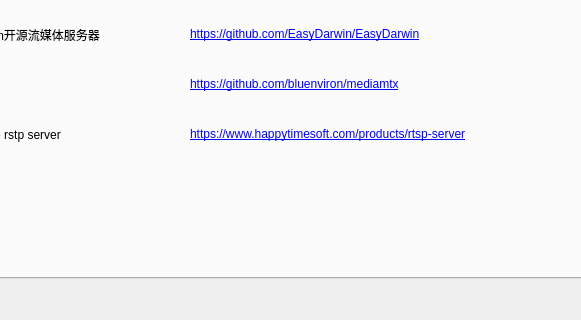
This is qt5/system_settings.ui in mikemelon/lyqNetTools as Qt 5 draws it before an edit; both pictures show x 112 to 693 and y 82 to 402 of the 805 by 402 pixel window. The edited form follows.
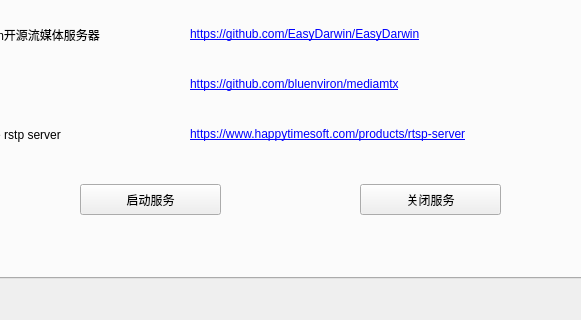
This is the edited form.

```diff
--- a/qt5/system_settings.ui
+++ b/qt5/system_settings.ui
@@ -273,6 +273,32 @@
        <bool>true</bool>
       </property>
      </widget>
+     <widget class="QPushButton" name="start_rtsp_server_btn">
+      <property name="geometry">
+       <rect>
+        <x>190</x>
+        <y>240</y>
+        <width>141</width>
+        <height>31</height>
+       </rect>
+      </property>
+      <property name="text">
+       <string>启动服务</string>
+      </property>
+     </widget>
+     <widget class="QPushButton" name="stop_rtsp_server_button">
+      <property name="geometry">
+       <rect>
+        <x>470</x>
+        <y>240</y>
+        <width>141</width>
+        <height>31</height>
+       </rect>
+      </property>
+      <property name="text">
+       <string>关闭服务</string>
+      </property>
+     </widget>
     </widget>
     <widget class="QWidget" name="other_tab">
      <attribute name="title">
```
Left out of the diff: 6 changed lines with no effect on the pictures.
